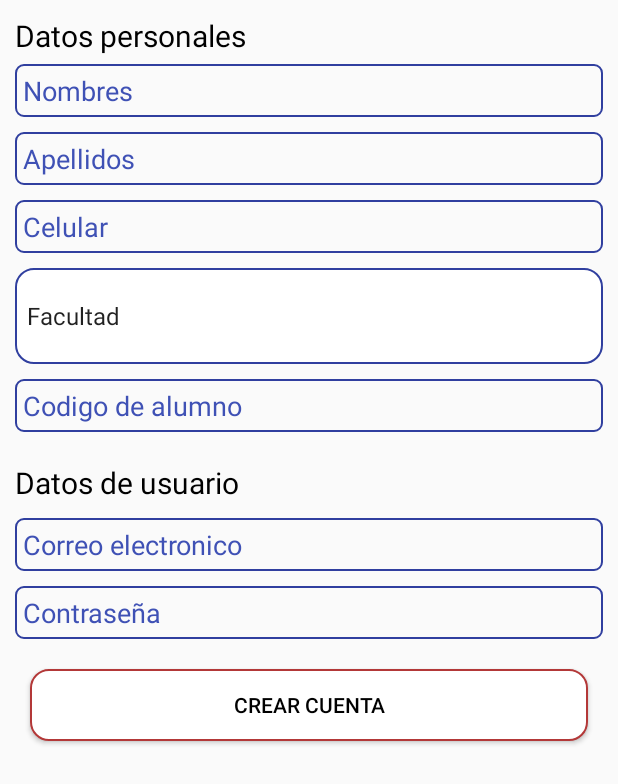
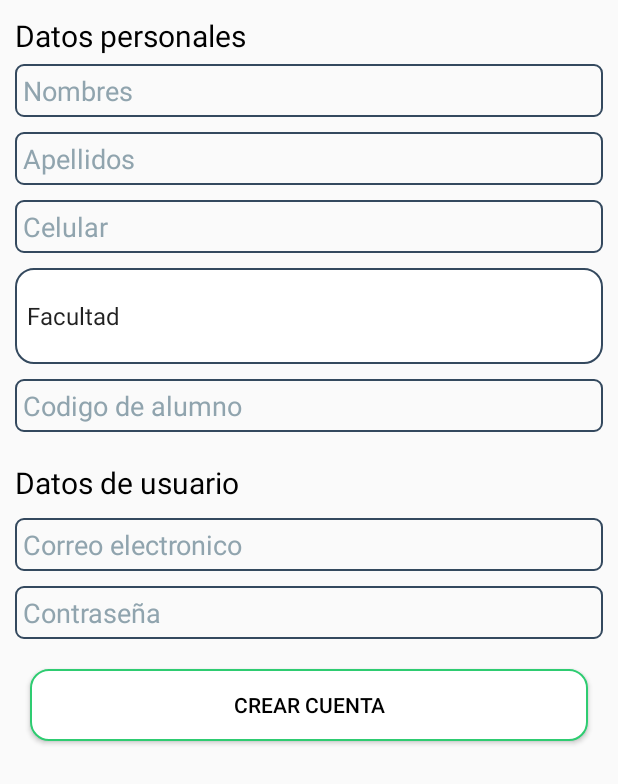
Before and after one commit to stevematos/ElmerX, an Android app: the RegistroActivity screen opened directly, with no data from a screen before it, on a phone screen of 412 x 824 dp. Shown: the top 784 px of the screen. Run offline under Robolectric (Android 15) with nearby library versions, the phone set to English and light mode, and no system bars.

Commit message:
Mejoras funcionales v2

```diff
--- a/Desarrollo/STSM/Desarrollo/FrontEnd/TaxiSanMarcos/app/src/main/java/com/elmerx/taxisanmarcos/LoginActivity.java
+++ b/Desarrollo/STSM/Desarrollo/FrontEnd/TaxiSanMarcos/app/src/main/java/com/elmerx/taxisanmarcos/LoginActivity.java
@@ -19,4 +19,9 @@ public class LoginActivity extends AppCompatActivity {
         intent = new Intent(LoginActivity.this, RegistroActivity.class);
         startActivity(intent);
     }
+
+    public void redirectMain(View view) {
+        intent = new Intent(LoginActivity.this, MenuUsuario.class);
+        startActivity(intent);
+    }
 }
--- a/Desarrollo/STSM/Desarrollo/FrontEnd/TaxiSanMarcos/app/src/main/res/drawable/rounded_btn.xml
+++ b/Desarrollo/STSM/Desarrollo/FrontEnd/TaxiSanMarcos/app/src/main/res/drawable/rounded_btn.xml
@@ -1,6 +1,6 @@
 <?xml version="1.0" encoding="utf-8"?>
 <shape xmlns:android="http://schemas.android.com/apk/res/android"
     android:shape="rectangle">
-    <solid android:color="@color/sm"/>
+    <solid android:color="@color/green_sum"/>
     <corners android:radius="12dp"/>
 </shape>
--- a/Desarrollo/STSM/Desarrollo/FrontEnd/TaxiSanMarcos/app/src/main/res/drawable/rounded_btn2.xml
+++ b/Desarrollo/STSM/Desarrollo/FrontEnd/TaxiSanMarcos/app/src/main/res/drawable/rounded_btn2.xml
@@ -2,7 +2,7 @@
 <shape xmlns:android="http://schemas.android.com/apk/res/android"
     android:shape="rectangle">
     <corners android:radius="12dp"/>
-    <stroke android:color="@color/sm"
+    <stroke android:color="@color/green_sum"
         android:width="1dp"/>
     <solid android:color="@color/white"/>
 </shape>
--- a/Desarrollo/STSM/Desarrollo/FrontEnd/TaxiSanMarcos/app/src/main/res/drawable/side_nav_bar.xml
+++ b/Desarrollo/STSM/Desarrollo/FrontEnd/TaxiSanMarcos/app/src/main/res/drawable/side_nav_bar.xml
@@ -2,8 +2,8 @@
     android:shape="rectangle">
     <gradient
         android:angle="135"
-        android:centerColor="#FE2E2E"
-        android:endColor="#DF0101"
-        android:startColor="#F6CECE"
+        android:centerColor="#56779c"
+        android:endColor="#5479a3"
+        android:startColor="#5479a3"
         android:type="linear" />
 </shape>
--- a/Desarrollo/STSM/Desarrollo/FrontEnd/TaxiSanMarcos/app/src/main/res/layout/activity_registro.xml
+++ b/Desarrollo/STSM/Desarrollo/FrontEnd/TaxiSanMarcos/app/src/main/res/layout/activity_registro.xml
@@ -36,7 +36,7 @@
                 android:hint="@string/nombres"
                 android:background="@drawable/rounded_border"
                 android:textColor="@color/black"
-                android:textColorHint="@color/colorPrimary"
+                android:textColorHint="@color/grey_hint"
                 android:layout_marginBottom="10sp"
                 android:padding="5sp"/>
 
@@ -48,7 +48,7 @@
                 android:hint="@string/apellidos"
                 android:background="@drawable/rounded_border"
                 android:textColor="@color/black"
-                android:textColorHint="@color/colorPrimary"
+                android:textColorHint="@color/grey_hint"
                 android:layout_marginBottom="10sp"
                 android:padding="5sp"/>
 
@@ -60,7 +60,7 @@
                 android:hint="@string/celular"
                 android:background="@drawable/rounded_border"
                 android:textColor="@color/black"
-                android:textColorHint="@color/colorPrimary"
+                android:textColorHint="@color/grey_hint"
                 android:layout_marginBottom="10sp"
                 android:padding="5sp"/>
 
@@ -80,7 +80,7 @@
                 android:hint="@string/codigo"
                 android:background="@drawable/rounded_border"
                 android:textColor="@color/black"
-                android:textColorHint="@color/colorPrimary"
+                android:textColorHint="@color/grey_hint"
                 android:layout_marginBottom="10sp"
                 android:padding="5sp"/>
 
@@ -101,7 +101,7 @@
                 android:hint="@string/hint_user"
                 android:background="@drawable/rounded_border"
                 android:textColor="@color/black"
-                android:textColorHint="@color/colorPrimary"
+                android:textColorHint="@color/grey_hint"
                 android:layout_marginBottom="10sp"
                 android:padding="5sp"/>
 
@@ -113,7 +113,7 @@
                 android:hint="@string/hint_pass"
                 android:background="@drawable/rounded_border"
                 android:textColor="@color/black"
-                android:textColorHint="@color/colorPrimary"
+                android:textColorHint="@color/grey_hint"
                 android:layout_marginBottom="10sp"
                 android:padding="5sp"/>
 
--- a/Desarrollo/STSM/Desarrollo/FrontEnd/TaxiSanMarcos/app/src/main/res/layout/app_bar_menu_usuario.xml
+++ b/Desarrollo/STSM/Desarrollo/FrontEnd/TaxiSanMarcos/app/src/main/res/layout/app_bar_menu_usuario.xml
@@ -15,7 +15,7 @@
             android:id="@+id/toolbar"
             android:layout_width="match_parent"
             android:layout_height="?attr/actionBarSize"
-            android:background="?attr/colorPrimary"
+            android:background="@color/blue_sum"
             app:popupTheme="@style/AppTheme.PopupOverlay" />
 
     </android.support.design.widget.AppBarLayout>
@@ -28,6 +28,7 @@
         android:layout_height="wrap_content"
         android:layout_gravity="bottom|end"
         android:layout_margin="@dimen/fab_margin"
-        app:srcCompat="@android:drawable/ic_dialog_email" />
+        app:srcCompat="@android:drawable/ic_dialog_email"
+        app:backgroundTint="@color/green_sum"/>
 
 </android.support.design.widget.CoordinatorLayout>
--- a/Desarrollo/STSM/Desarrollo/FrontEnd/TaxiSanMarcos/app/src/main/res/values/colors.xml
+++ b/Desarrollo/STSM/Desarrollo/FrontEnd/TaxiSanMarcos/app/src/main/res/values/colors.xml
@@ -1,9 +1,12 @@
 <?xml version="1.0" encoding="utf-8"?>
 <resources>
     <color name="colorPrimary">#3F51B5</color>
-    <color name="colorPrimaryDark">#303F9F</color>
+    <color name="colorPrimaryDark">#34495e</color>
     <color name="colorAccent">#FF4081</color>
     <color name="white">#FFFFFF</color>
     <color name="black">#000000</color>
     <color name="sm">#B33838</color>
+    <color name="green_sum">#2ecc71</color>
+    <color name="blue_sum">#34495e</color>
+    <color name="grey_hint">#90A4AE</color>
 </resources>
```
Also changed, not shown: Desarrollo/STSM/Desarrollo/FrontEnd/TaxiSanMarcos/app/src/main/java/com/elmerx/taxisanmarcos/MenuUsuario.java (+7 -2 lines), Desarrollo/STSM/Desarrollo/FrontEnd/TaxiSanMarcos/app/src/main/res/layout/activity_login.xml (+3 -8 lines), 1 other file.
